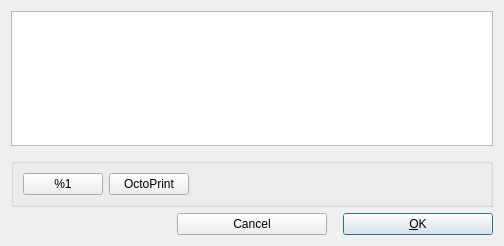
Qt form src/gui/PrintInitDialog.ui (openscad/openscad) before a commit.
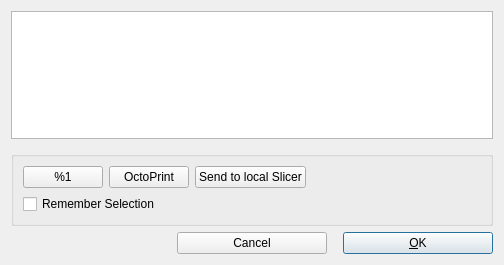
The same form after that commit.

Commit message: Add Send_to_Cura option in PrintInitDialog (#5299)

The edit to the form file:
```diff
--- a/src/gui/PrintInitDialog.ui
+++ b/src/gui/PrintInitDialog.ui
@@ -7,7 +7,7 @@
     <x>0</x>
     <y>0</y>
     <width>504</width>
-    <height>246</height>
+    <height>265</height>
    </rect>
   </property>
   <property name="windowTitle">
@@ -85,21 +85,8 @@
      <property name="flat">
       <bool>false</bool>
      </property>
-     <layout class="QHBoxLayout" name="horizontalLayout">
-      <item>
-       <widget class="QPushButton" name="printServiceButton">
-        <property name="text">
-         <string>%1</string>
-        </property>
-        <property name="checkable">
-         <bool>true</bool>
-        </property>
-        <property name="autoExclusive">
-         <bool>true</bool>
-        </property>
-       </widget>
-      </item>
-      <item>
+     <layout class="QGridLayout" name="gridLayout_2">
+      <item row="0" column="1">
        <widget class="QPushButton" name="octoPrintButton">
         <property name="text">
          <string>OctoPrint</string>
@@ -112,7 +99,7 @@
         </property>
        </widget>
       </item>
-      <item>
+      <item row="0" column="3">
        <spacer name="horizontalSpacer">
         <property name="orientation">
          <enum>Qt::Horizontal</enum>
@@ -125,6 +112,39 @@
         </property>
        </spacer>
       </item>
+      <item row="0" column="0">
+       <widget class="QPushButton" name="printServiceButton">
+        <property name="text">
+         <string>%1</string>
+        </property>
+        <property name="checkable">
+         <bool>true</bool>
+        </property>
+        <property name="autoExclusive">
+         <bool>true</bool>
+        </property>
+       </widget>
+      </item>
+      <item row="0" column="2">
+       <widget class="QPushButton" name="LocalSlicerButton">
+        <property name="text">
+         <string>Send to local Slicer</string>
+        </property>
+        <property name="checkable">
+         <bool>true</bool>
+        </property>
+        <property name="autoExclusive">
+         <bool>true</bool>
+        </property>
+       </widget>
+      </item>
+      <item row="1" column="0" colspan="3">
+       <widget class="QCheckBox" name="checkBoxRememberSelection">
+        <property name="text">
+         <string>Remember Selection</string>
+        </property>
+       </widget>
+      </item>
      </layout>
     </widget>
    </item>
```
The commit also changes 14 other files.
